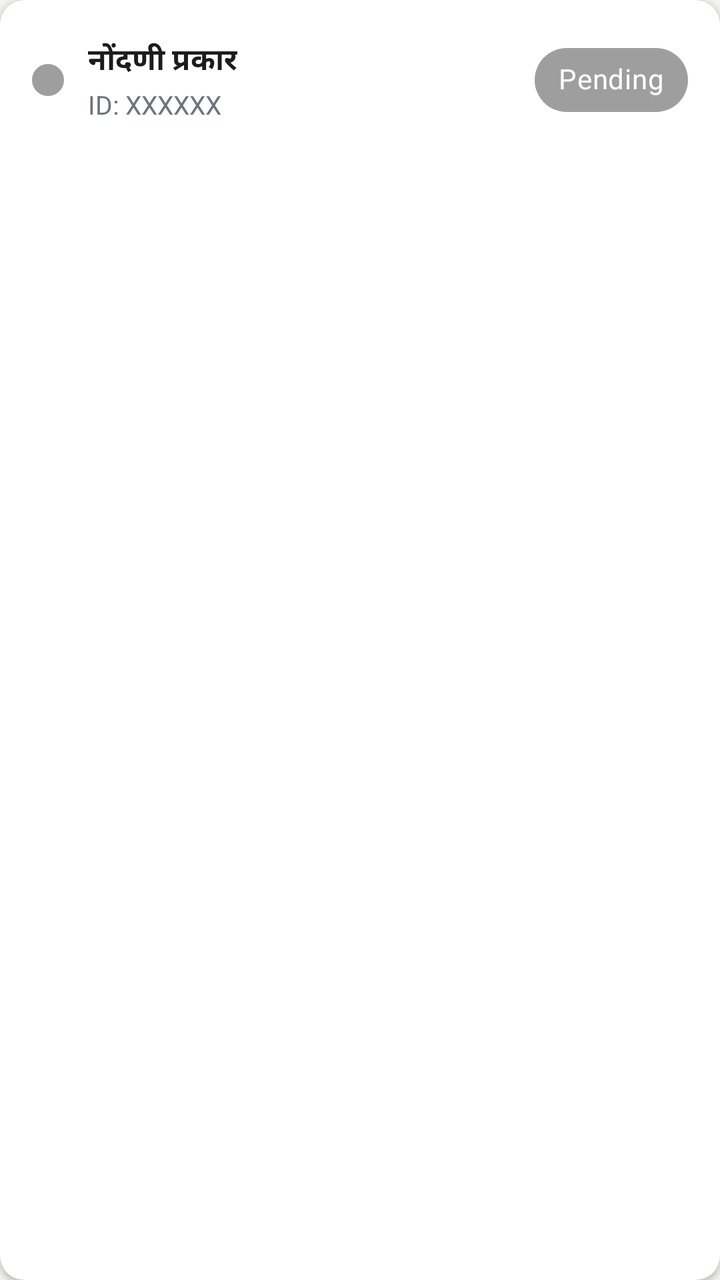
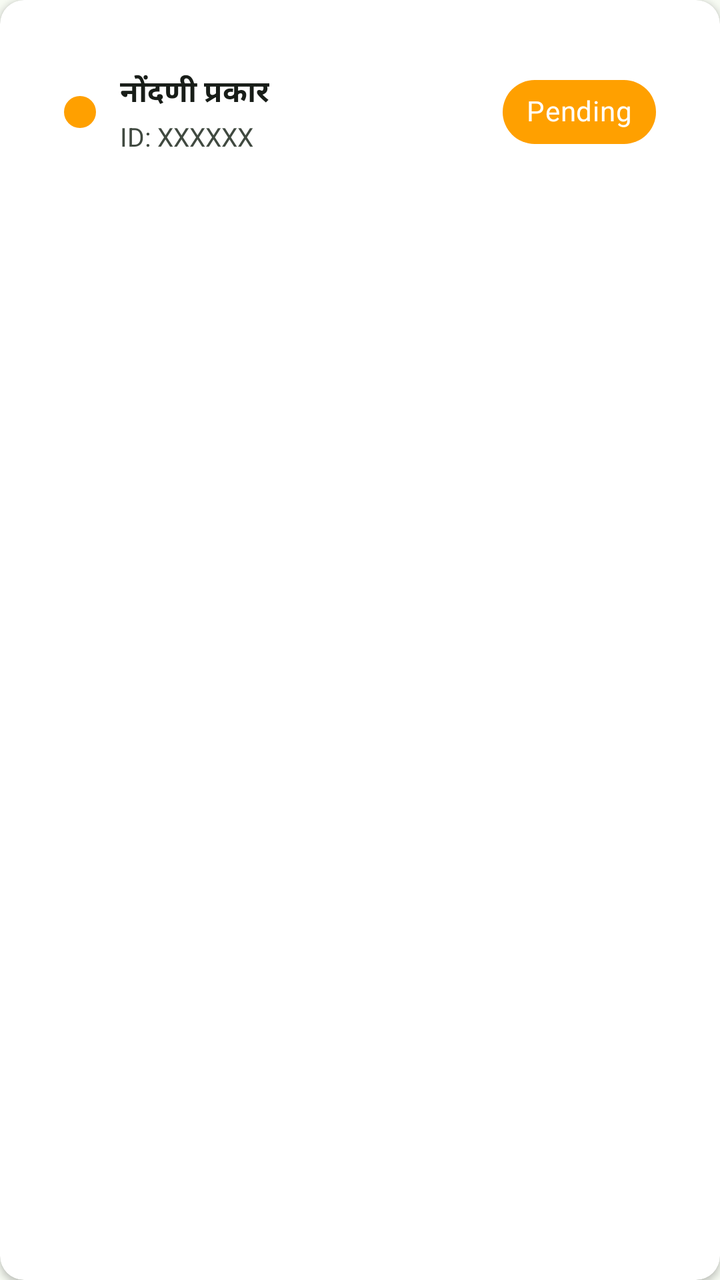

Two renders of the same Android screen: before a commit and after it. Below are the layout's source before the change and the commit's diff.
<!-- AndroidManifest.xml: application theme Theme.EPeekPahani -->
<!-- res/layout/item_sync_queue.xml -->
<?xml version="1.0" encoding="utf-8"?>
<com.google.android.material.card.MaterialCardView xmlns:android="http://schemas.android.com/apk/res/android"
    xmlns:app="http://schemas.android.com/apk/res-auto"
    android:layout_width="match_parent"
    android:layout_height="wrap_content"
    android:layout_marginBottom="8dp"
    app:cardBackgroundColor="@color/bg_card"
    app:cardCornerRadius="12dp"
    app:cardElevation="2dp">

    <LinearLayout
        android:layout_width="match_parent"
        android:layout_height="wrap_content"
        android:orientation="horizontal"
        android:padding="16dp"
        android:gravity="center_vertical">

        <View
            android:layout_width="16dp"
            android:layout_height="16dp"
            android:background="@drawable/shape_circle_grey" />

        <LinearLayout
            android:layout_width="0dp"
            android:layout_height="wrap_content"
            android:layout_weight="1"
            android:layout_marginStart="12dp"
            android:orientation="vertical">

            <TextView
                android:id="@+id/tv_item_type"
                android:layout_width="wrap_content"
                android:layout_height="wrap_content"
                android:text="नोंदणी प्रकार"
                android:textSize="15sp"
                android:textStyle="bold"
                android:textColor="@color/text_primary" />

            <TextView
                android:id="@+id/tv_item_id"
                android:layout_width="wrap_content"
                android:layout_height="wrap_content"
                android:text="ID: XXXXXX"
                android:textColor="@color/text_secondary"
                android:textSize="13sp"
                android:layout_marginTop="2dp"/>
        </LinearLayout>

        <com.google.android.material.chip.Chip
            android:id="@+id/chip_sync_status"
            android:layout_width="wrap_content"
            android:layout_height="wrap_content"
            android:text="Pending"
            android:textColor="@color/text_white"
            app:chipBackgroundColor="@color/status_pending"/>
            
    </LinearLayout>
</com.google.android.material.card.MaterialCardView>
<!-- resources referenced by this layout -->
<resources>
  <color name="bg_card">#FFFFFF</color>
  <color name="status_pending">#9E9E9E</color>
  <color name="text_primary">#1C1C1C</color>
  <color name="text_secondary">#6B7280</color>
  <color name="text_white">#FFFFFF</color>
  <style name="Theme.App" parent="Theme.MaterialComponents.Light.NoActionBar">
          <item name="colorPrimary">@color/green_primary</item>
          <item name="colorPrimaryVariant">@color/green_dark</item>
          <item name="colorOnPrimary">@color/text_white</item>
          <item name="colorSecondary">@color/saffron</item>
          <item name="colorSecondaryVariant">@color/saffron_dark</item>
          <item name="colorOnSecondary">@color/text_white</item>
          <item name="colorError">@color/error</item>
          <item name="colorOnError">@color/text_white</item>
          <item name="colorSurface">@color/bg_card</item>
          <item name="colorOnSurface">@color/text_primary</item>
          <item name="android:colorBackground">@color/bg_screen</item>
          <item name="colorOnBackground">@color/text_primary</item>
  
          
          <item name="materialButtonStyle">@style/Widget.App.Button.Primary</item>
          <item name="textInputStyle">@style/Widget.App.TextInputLayout</item>
  
          
          <item name="shapeAppearanceSmallComponent">@style/ShapeAppearance.App.SmallComponent</item>
          <item name="shapeAppearanceMediumComponent">@style/ShapeAppearance.App.MediumComponent</item>
          <item name="shapeAppearanceLargeComponent">@style/ShapeAppearance.App.LargeComponent</item>
      </style>
  <color name="green_primary">#1a6b3a</color>
  <color name="green_dark">#0f4a27</color>
  <color name="saffron">#f7941d</color>
  <color name="saffron_dark">#e65100</color>
  <color name="error">#B00020</color>
  <color name="bg_screen">#F2F5F1</color>
  <style name="Widget.App.Button.Primary" parent="Widget.MaterialComponents.Button">
          <item name="backgroundTint">@color/green_primary</item>
          <item name="android:textColor">@color/text_white</item>
          <item name="shapeAppearanceOverlay">@style/ShapeAppearance.App.SmallComponent</item>
          <item name="android:minHeight">56dp</item>
          <item name="android:insetTop">0dp</item>
          <item name="android:insetBottom">0dp</item>
          <item name="elevation">0dp</item>
          <item name="android:textSize">16sp</item>
          <item name="android:textStyle">bold</item>
          <item name="rippleColor">@color/ripple</item>
      </style>
  <style name="Widget.App.TextInputLayout" parent="Widget.MaterialComponents.TextInputLayout.OutlinedBox">
          <item name="boxStrokeColor">@color/green_primary</item>
          <item name="hintTextColor">@color/green_primary</item>
          <item name="android:textColorHint">@color/text_hint</item>
          <item name="shapeAppearanceOverlay">@style/ShapeAppearance.App.SmallComponent</item>
      </style>
  <style name="ShapeAppearance.App.SmallComponent" parent="ShapeAppearance.MaterialComponents.SmallComponent">
          <item name="cornerFamily">rounded</item>
          <item name="cornerSize">10dp</item>
      </style>
  <style name="ShapeAppearance.App.MediumComponent" parent="ShapeAppearance.MaterialComponents.MediumComponent">
          <item name="cornerFamily">rounded</item>
          <item name="cornerSize">12dp</item>
      </style>
  <style name="ShapeAppearance.App.LargeComponent" parent="ShapeAppearance.MaterialComponents.LargeComponent">
          <item name="cornerFamily">rounded</item>
          <item name="cornerSize">16dp</item>
      </style>
  <color name="ripple">#1a1a6b3a</color>
  <color name="text_hint">#9CA3AF</color>
  <!-- unchanged entries left out for length: 3 -->
</resources>

<!-- the commit's change to res/layout/item_sync_queue.xml (unified diff, before → after) -->
@@ -31,7 +31,7 @@
                 android:id="@+id/tv_item_type"
                 android:layout_width="wrap_content"
                 android:layout_height="wrap_content"
-                android:text="नोंदणी प्रकार"
+                android:text="@string/str_auto_211"
                 android:textSize="15sp"
                 android:textStyle="bold"
                 android:textColor="@color/text_primary" />
@@ -40,7 +40,7 @@
                 android:id="@+id/tv_item_id"
                 android:layout_width="wrap_content"
                 android:layout_height="wrap_content"
-                android:text="ID: XXXXXX"
+                android:text="@string/str_auto_212"
                 android:textColor="@color/text_secondary"
                 android:textSize="13sp"
                 android:layout_marginTop="2dp"/>
@@ -50,7 +50,7 @@
             android:id="@+id/chip_sync_status"
             android:layout_width="wrap_content"
             android:layout_height="wrap_content"
-            android:text="Pending"
+            android:text="@string/str_auto_213"
             android:textColor="@color/text_white"
             app:chipBackgroundColor="@color/status_pending"/>
             
<!-- resource entries referenced after the edit -->
@@ -1,23 +1,26 @@
 <!-- resources referenced by this layout -->
 <resources>
-  <color name="bg_card">#FFFFFF</color>
-  <color name="status_pending">#9E9E9E</color>
-  <color name="text_primary">#1C1C1C</color>
-  <color name="text_secondary">#6B7280</color>
-  <color name="text_white">#FFFFFF</color>
+  <color name="bg_card">#ffffff</color>
+  <color name="status_pending">#FFA000</color>
+  <color name="text_primary">#181d18</color>
+  <color name="text_secondary">#404940</color>
+  <color name="text_white">#ffffff</color>
+  <string name="str_auto_211">नोंदणी प्रकार</string>
+  <string name="str_auto_212">ID: XXXXXX</string>
+  <string name="str_auto_213">Pending</string>
   <style name="Theme.App" parent="Theme.MaterialComponents.Light.NoActionBar">
-          <item name="colorPrimary">@color/green_primary</item>
-          <item name="colorPrimaryVariant">@color/green_dark</item>
-          <item name="colorOnPrimary">@color/text_white</item>
-          <item name="colorSecondary">@color/saffron</item>
-          <item name="colorSecondaryVariant">@color/saffron_dark</item>
-          <item name="colorOnSecondary">@color/text_white</item>
+          <item name="colorPrimary">@color/primary</item>
+          <item name="colorPrimaryVariant">@color/primary_container</item>
+          <item name="colorOnPrimary">@color/on_primary</item>
+          <item name="colorSecondary">@color/secondary</item>
+          <item name="colorSecondaryVariant">@color/secondary_container</item>
+          <item name="colorOnSecondary">@color/on_secondary</item>
           <item name="colorError">@color/error</item>
-          <item name="colorOnError">@color/text_white</item>
-          <item name="colorSurface">@color/bg_card</item>
-          <item name="colorOnSurface">@color/text_primary</item>
-          <item name="android:colorBackground">@color/bg_screen</item>
-          <item name="colorOnBackground">@color/text_primary</item>
+          <item name="colorOnError">@color/on_error</item>
+          <item name="colorSurface">@color/surface</item>
+          <item name="colorOnSurface">@color/on_surface</item>
+          <item name="android:colorBackground">@color/background</item>
+          <item name="colorOnBackground">@color/on_background</item>
   
           
           <item name="materialButtonStyle">@style/Widget.App.Button.Primary</item>
@@ -27,45 +30,50 @@
           <item name="shapeAppearanceSmallComponent">@style/ShapeAppearance.App.SmallComponent</item>
           <item name="shapeAppearanceMediumComponent">@style/ShapeAppearance.App.MediumComponent</item>
           <item name="shapeAppearanceLargeComponent">@style/ShapeAppearance.App.LargeComponent</item>
+          
+          <item name="materialCardViewStyle">@style/Widget.App.CardView</item>
       </style>
-  <color name="green_primary">#1a6b3a</color>
-  <color name="green_dark">#0f4a27</color>
-  <color name="saffron">#f7941d</color>
-  <color name="saffron_dark">#e65100</color>
-  <color name="error">#B00020</color>
-  <color name="bg_screen">#F2F5F1</color>
+  <color name="primary">#005127</color>
+  <color name="primary_container">#1a6b3a</color>
+  <color name="on_primary">#ffffff</color>
+  <color name="secondary">#48654e</color>
+  <color name="secondary_container">#caebcd</color>
+  <color name="on_secondary">#ffffff</color>
+  <color name="error">#ba1a1a</color>
+  <color name="on_error">#ffffff</color>
+  <color name="surface">#f7fbf3</color>
+  <color name="on_surface">#181d18</color>
+  <color name="background">#f7fbf3</color>
+  <color name="on_background">#181d18</color>
   <style name="Widget.App.Button.Primary" parent="Widget.MaterialComponents.Button">
-          <item name="backgroundTint">@color/green_primary</item>
-          <item name="android:textColor">@color/text_white</item>
-          <item name="shapeAppearanceOverlay">@style/ShapeAppearance.App.SmallComponent</item>
-          <item name="android:minHeight">56dp</item>
-          <item name="android:insetTop">0dp</item>
-          <item name="android:insetBottom">0dp</item>
-          <item name="elevation">0dp</item>
-          <item name="android:textSize">16sp</item>
-          <item name="android:textStyle">bold</item>
-          <item name="rippleColor">@color/ripple</item>
+          <item name="shapeAppearanceOverlay">@style/ShapeAppearance.App.MediumComponent</item>
+          <item name="android:minHeight">48dp</item>
+          <item name="backgroundTint">@color/primary_container</item>
+          <item name="android:textColor">@color/on_primary</item>
       </style>
   <style name="Widget.App.TextInputLayout" parent="Widget.MaterialComponents.TextInputLayout.OutlinedBox">
-          <item name="boxStrokeColor">@color/green_primary</item>
-          <item name="hintTextColor">@color/green_primary</item>
-          <item name="android:textColorHint">@color/text_hint</item>
           <item name="shapeAppearanceOverlay">@style/ShapeAppearance.App.SmallComponent</item>
+          <item name="boxStrokeColor">@color/primary_container</item>
       </style>
   <style name="ShapeAppearance.App.SmallComponent" parent="ShapeAppearance.MaterialComponents.SmallComponent">
           <item name="cornerFamily">rounded</item>
-          <item name="cornerSize">10dp</item>
+          <item name="cornerSize">4dp</item>
       </style>
   <style name="ShapeAppearance.App.MediumComponent" parent="ShapeAppearance.MaterialComponents.MediumComponent">
           <item name="cornerFamily">rounded</item>
-          <item name="cornerSize">12dp</item>
+          <item name="cornerSize">8dp</item>
       </style>
   <style name="ShapeAppearance.App.LargeComponent" parent="ShapeAppearance.MaterialComponents.LargeComponent">
           <item name="cornerFamily">rounded</item>
-          <item name="cornerSize">16dp</item>
+          <item name="cornerSize">10dp</item>
       </style>
-  <color name="ripple">#1a1a6b3a</color>
-  <color name="text_hint">#9CA3AF</color>
+  <style name="Widget.App.CardView" parent="Widget.MaterialComponents.CardView">
+          <item name="shapeAppearanceOverlay">@style/ShapeAppearance.App.LargeComponent</item>
+          <item name="cardBackgroundColor">@color/surface_container_lowest</item>
+          <item name="cardElevation">4dp</item>
+          <item name="contentPadding">16dp</item>
+      </style>
+  <color name="surface_container_lowest">#ffffff</color>
   <!-- unchanged entries left out for length: 3 -->
 </resources>
 
